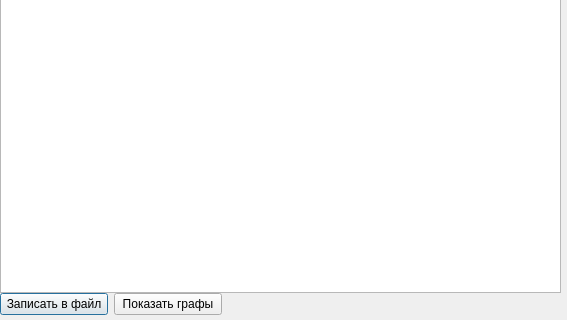
Above: QT/second_window.ui from torokar/exchangeRate_cbr before the change; both pictures show x 0 to 567 and y 208 to 528 of the 567 by 528 pixel window. Below: the same form after it.
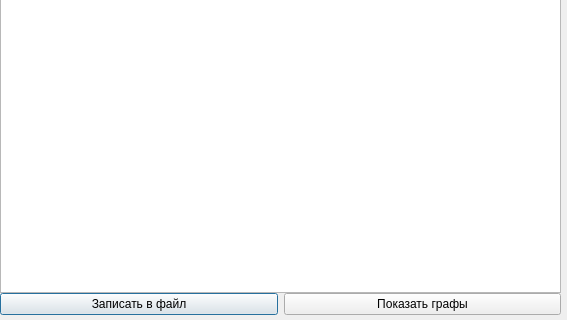
That is the form after the change. Icons and pictures are not drawn.

```diff
--- a/QT/second_window.ui
+++ b/QT/second_window.ui
@@ -44,19 +44,19 @@
     <rect>
      <x>0</x>
      <y>500</y>
-     <width>222</width>
+     <width>561</width>
      <height>25</height>
     </rect>
    </property>
-   <layout class="QHBoxLayout" name="horizontalLayout">
-    <item>
+   <layout class="QGridLayout" name="gridLayout">
+    <item row="0" column="0">
      <widget class="QPushButton" name="write">
       <property name="text">
        <string>Записать в файл</string>
       </property>
      </widget>
     </item>
-    <item>
+    <item row="0" column="1">
      <widget class="QPushButton" name="graph">
       <property name="text">
        <string>Показать графы</string>
```
